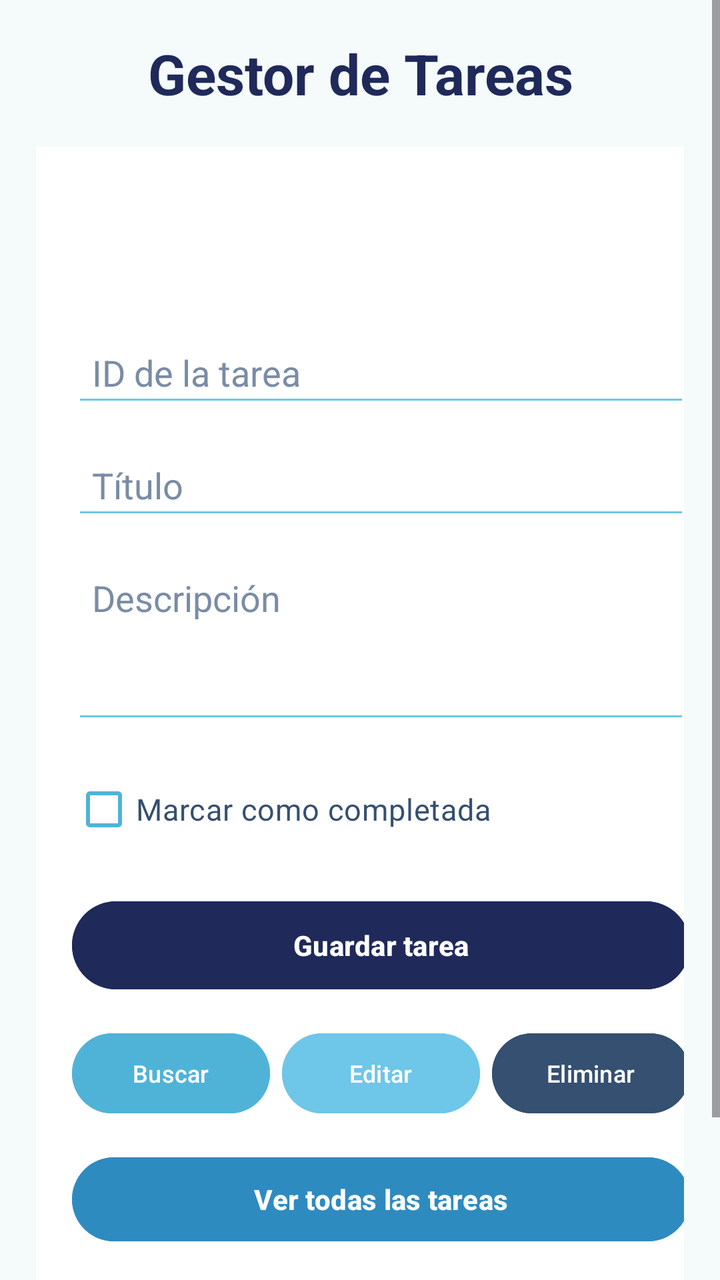
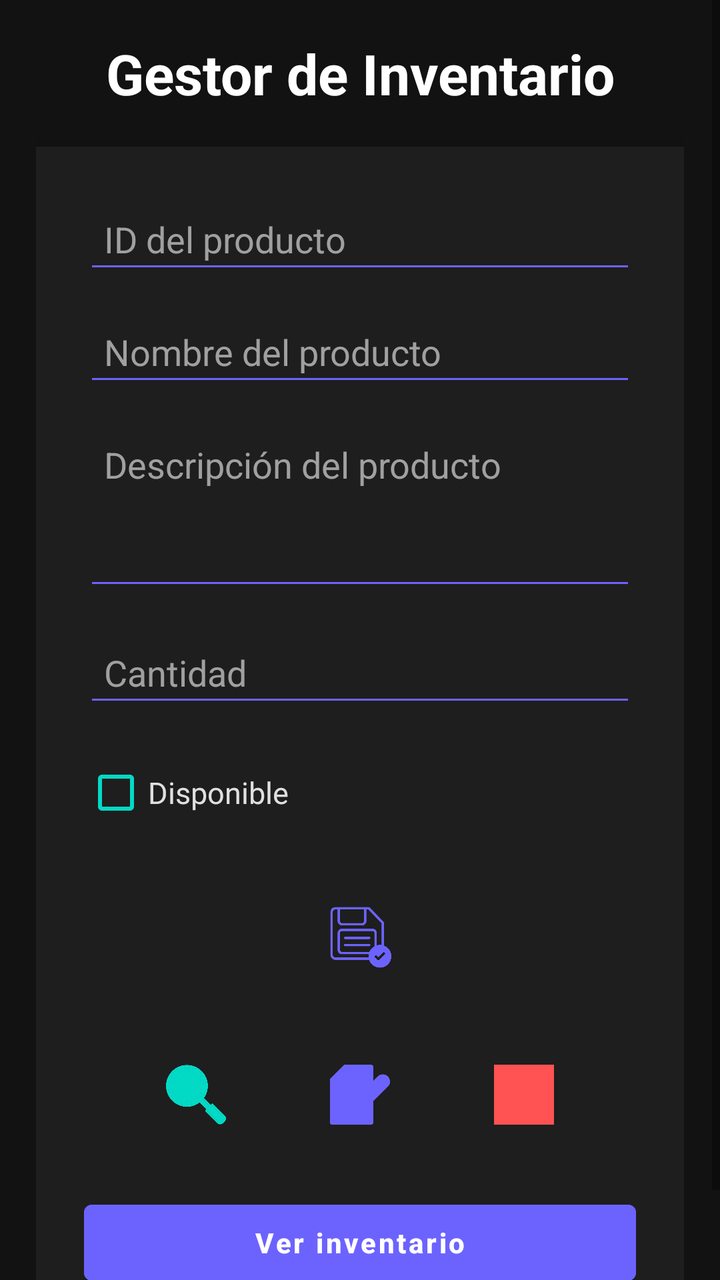

Screens rendered from an Android XML layout before and after an edit, with the pre-edit source and the edit as a unified diff.
<!-- AndroidManifest.xml: application theme Theme.ToDoListApp -->
<!-- res/layout/activity_main.xml -->
<?xml version="1.0" encoding="utf-8"?>
<ScrollView
    xmlns:android="http://schemas.android.com/apk/res/android"
    xmlns:app="http://schemas.android.com/apk/res-auto"
    android:layout_width="match_parent"
    android:layout_height="match_parent"
    android:fillViewport="true"
    android:background="#F5FAFB">

    <LinearLayout
        android:layout_width="match_parent"
        android:layout_height="match_parent"
        android:orientation="vertical"
        android:padding="18dp">

        <TextView
            android:layout_width="match_parent"
            android:layout_height="wrap_content"
            android:layout_marginBottom="18dp"
            android:text="Gestor de Tareas"
            android:textAlignment="center"
            android:textColor="#1F2A5A"
            android:textSize="28sp"
            android:textStyle="bold" />

        <LinearLayout
            android:layout_width="345dp"
            android:layout_height="642dp"
            android:background="#FFFFFF"
            android:gravity="center_vertical"
            android:orientation="vertical"
            android:padding="18dp">

            <EditText
                android:id="@+id/etId"
                android:layout_width="match_parent"
                android:layout_height="wrap_content"
                android:layout_marginBottom="12dp"
                android:backgroundTint="#6EC6E8"
                android:hint="ID de la tarea"
                android:inputType="number"
                android:padding="10dp"
                android:textColor="#2E3A59"
                android:textColorHint="#7A8CA5" />

            <EditText
                android:id="@+id/etTitulo"
                android:layout_width="match_parent"
                android:layout_height="wrap_content"
                android:layout_marginBottom="12dp"
                android:backgroundTint="#6EC6E8"
                android:hint="Título"
                android:inputType="textCapSentences"
                android:padding="10dp"
                android:textColor="#2E3A59"
                android:textColorHint="#7A8CA5" />

            <EditText
                android:id="@+id/etDescripcion"
                android:layout_width="match_parent"
                android:layout_height="90dp"
                android:layout_marginBottom="14dp"
                android:backgroundTint="#6EC6E8"
                android:gravity="top"
                android:hint="Descripción"
                android:inputType="textMultiLine"
                android:padding="10dp"
                android:textColor="#2E3A59"
                android:textColorHint="#7A8CA5" />

            <CheckBox
                android:id="@+id/cbCompletada"
                android:layout_width="wrap_content"
                android:layout_height="wrap_content"
                android:layout_marginBottom="18dp"
                android:buttonTint="#4FB3D8"
                android:text="Marcar como completada"
                android:textColor="#355070"
                android:textSize="15sp" />

            <Button
                android:id="@+id/btnGuardar"
                android:layout_width="match_parent"
                android:layout_height="52dp"
                android:layout_marginBottom="14dp"
                android:backgroundTint="#1F2A5A"
                android:text="Guardar tarea"
                android:textAllCaps="false"
                android:textColor="#FFFFFF"
                android:textStyle="bold" />

            <LinearLayout
                android:layout_width="match_parent"
                android:layout_height="wrap_content"
                android:layout_marginBottom="14dp"
                android:orientation="horizontal"
                android:weightSum="3">

                <Button
                    android:id="@+id/btnBuscar"
                    android:layout_width="0dp"
                    android:layout_height="48dp"
                    android:layout_marginEnd="4dp"
                    android:layout_weight="1"
                    android:backgroundTint="#4FB3D8"
                    android:text="Buscar"
                    android:textAllCaps="false"
                    android:textColor="#FFFFFF"
                    android:textSize="12sp" />

                <Button
                    android:id="@+id/btnEditar"
                    android:layout_width="0dp"
                    android:layout_height="48dp"
                    android:layout_marginStart="2dp"
                    android:layout_marginEnd="2dp"
                    android:layout_weight="1"
                    android:backgroundTint="#6EC6E8"
                    android:text="Editar"
                    android:textAllCaps="false"
                    android:textColor="#FFFFFF"
                    android:textSize="12sp" />

                <Button
                    android:id="@+id/btnEliminar"
                    android:layout_width="0dp"
                    android:layout_height="48dp"
                    android:layout_marginStart="4dp"
                    android:layout_weight="1"
                    android:backgroundTint="#355070"
                    android:text="Eliminar"
                    android:textAllCaps="false"
                    android:textColor="#FFFFFF"
                    android:textSize="12sp" />

            </LinearLayout>

            <Button
                android:id="@+id/btnVerTodas"
                android:layout_width="match_parent"
                android:layout_height="50dp"
                android:backgroundTint="#2E8BC0"
                android:text="Ver todas las tareas"
                android:textAllCaps="false"
                android:textColor="#FFFFFF"
                android:textStyle="bold" />

        </LinearLayout>

    </LinearLayout>

</ScrollView>
<!-- resources referenced by this layout -->
<resources>
  <style name="Theme.ToDoListApp" parent="Base.Theme.ToDoListApp" />
  <style name="Base.Theme.ToDoListApp" parent="Theme.Material3.DayNight.NoActionBar">
          
          
      </style>
</resources>

<!-- the commit's change to res/layout/activity_main.xml (unified diff, before → after) -->
@@ -1,15 +1,15 @@
 <?xml version="1.0" encoding="utf-8"?>
-<ScrollView
-    xmlns:android="http://schemas.android.com/apk/res/android"
+<ScrollView xmlns:android="http://schemas.android.com/apk/res/android"
     xmlns:app="http://schemas.android.com/apk/res-auto"
     android:layout_width="match_parent"
     android:layout_height="match_parent"
     android:fillViewport="true"
-    android:background="#F5FAFB">
+    android:background="@color/dark_background">
 
     <LinearLayout
         android:layout_width="match_parent"
-        android:layout_height="match_parent"
+        android:layout_height="wrap_content"
+        android:gravity="center"
         android:orientation="vertical"
         android:padding="18dp">
 
@@ -17,136 +17,145 @@
             android:layout_width="match_parent"
             android:layout_height="wrap_content"
             android:layout_marginBottom="18dp"
-            android:text="Gestor de Tareas"
+            android:text="Gestor de Inventario"
             android:textAlignment="center"
-            android:textColor="#1F2A5A"
+            android:textColor="@color/white"
             android:textSize="28sp"
             android:textStyle="bold" />
 
         <LinearLayout
-            android:layout_width="345dp"
-            android:layout_height="642dp"
-            android:background="#FFFFFF"
-            android:gravity="center_vertical"
+            android:layout_width="match_parent"
+            android:layout_height="wrap_content"
+            android:background="@color/dark_surface"
             android:orientation="vertical"
-            android:padding="18dp">
+            android:padding="24dp"
+            android:elevation="8dp">
 
             <EditText
                 android:id="@+id/etId"
                 android:layout_width="match_parent"
                 android:layout_height="wrap_content"
                 android:layout_marginBottom="12dp"
-                android:backgroundTint="#6EC6E8"
-                android:hint="ID de la tarea"
+                android:backgroundTint="@color/soft_purple"
+                android:hint="ID del producto"
                 android:inputType="number"
                 android:padding="10dp"
-                android:textColor="#2E3A59"
-                android:textColorHint="#7A8CA5" />
+                android:textColor="@color/white"
+                android:textColorHint="#A0A0A0" />
 
             <EditText
                 android:id="@+id/etTitulo"
                 android:layout_width="match_parent"
                 android:layout_height="wrap_content"
                 android:layout_marginBottom="12dp"
-                android:backgroundTint="#6EC6E8"
-                android:hint="Título"
+                android:backgroundTint="@color/soft_purple"
+                android:hint="Nombre del producto"
                 android:inputType="textCapSentences"
                 android:padding="10dp"
-                android:textColor="#2E3A59"
-                android:textColorHint="#7A8CA5" />
+                android:textColor="@color/white"
+                android:textColorHint="#A0A0A0" />
 
             <EditText
                 android:id="@+id/etDescripcion"
                 android:layout_width="match_parent"
                 android:layout_height="90dp"
                 android:layout_marginBottom="14dp"
-                android:backgroundTint="#6EC6E8"
+                android:backgroundTint="@color/soft_purple"
                 android:gravity="top"
-                android:hint="Descripción"
+                android:hint="Descripción del producto"
                 android:inputType="textMultiLine"
                 android:padding="10dp"
-                android:textColor="#2E3A59"
-                android:textColorHint="#7A8CA5" />
+                android:textColor="@color/white"
+                android:textColorHint="#A0A0A0" />
+
+            <EditText
+                android:id="@+id/etCantidad"
+                android:layout_width="match_parent"
+                android:layout_height="wrap_content"
+                android:layout_marginBottom="14dp"
+                android:backgroundTint="@color/soft_purple"
+                android:hint="Cantidad"
+                android:inputType="number"
+                android:padding="10dp"
+                android:textColor="@color/white"
+                android:textColorHint="#A0A0A0" />
 
             <CheckBox
                 android:id="@+id/cbCompletada"
                 android:layout_width="wrap_content"
                 android:layout_height="wrap_content"
                 android:layout_marginBottom="18dp"
-                android:buttonTint="#4FB3D8"
-                android:text="Marcar como completada"
-                android:textColor="#355070"
+                android:buttonTint="@color/dark_secondary"
+                android:text="Disponible"
+                android:textColor="#E0E0E0"
                 android:textSize="15sp" />
 
-            <Button
+            <ImageButton
                 android:id="@+id/btnGuardar"
-                android:layout_width="match_parent"
-                android:layout_height="52dp"
-                android:layout_marginBottom="14dp"
-                android:backgroundTint="#1F2A5A"
-                android:text="Guardar tarea"
-                android:textAllCaps="false"
-                android:textColor="#FFFFFF"
-                android:textStyle="bold" />
+                android:layout_width="60dp"
+                android:layout_height="60dp"
+                android:layout_gravity="center"
+                android:layout_marginBottom="24dp"
+                android:padding="12dp"
+                android:scaleType="fitCenter"
+                android:background="?attr/selectableItemBackgroundBorderless"
+                android:contentDescription="Guardar Producto"
+                android:src="@drawable/guardar"
+                app:tint="@color/soft_purple" />
 
             <LinearLayout
                 android:layout_width="match_parent"
                 android:layout_height="wrap_content"
-                android:layout_marginBottom="14dp"
+                android:gravity="center"
                 android:orientation="horizontal"
-                android:weightSum="3">
+                android:layout_marginBottom="24dp">
 
-                <Button
+                <ImageButton
                     android:id="@+id/btnBuscar"
-                    android:layout_width="0dp"
-                    android:layout_height="48dp"
-                    android:layout_marginEnd="4dp"
-                    android:layout_weight="1"
-                    android:backgroundTint="#4FB3D8"
-                    android:text="Buscar"
-                    android:textAllCaps="false"
-                    android:textColor="#FFFFFF"
-                    android:textSize="12sp" />
+                    android:layout_width="50dp"
+                    android:layout_height="50dp"
+                    android:layout_marginHorizontal="16dp"
+                    android:padding="10dp"
+                    android:scaleType="fitCenter"
+                    android:background="?attr/selectableItemBackgroundBorderless"
+                    android:contentDescription="Buscar"
+                    android:src="@drawable/buscar"
+                    app:tint="@color/dark_secondary" />
 
-                <Button
+                <ImageButton
                     android:id="@+id/btnEditar"
-                    android:layout_width="0dp"
-                    android:layout_height="48dp"
-                    android:layout_marginStart="2dp"
-                    android:layout_marginEnd="2dp"
-                    android:layout_weight="1"
-                    android:backgroundTint="#6EC6E8"
-                    android:text="Editar"
-                    android:textAllCaps="false"
-                    android:textColor="#FFFFFF"
-                    android:textSize="12sp" />
+                    android:layout_width="50dp"
+                    android:layout_height="50dp"
+                    android:layout_marginHorizontal="16dp"
+                    android:padding="10dp"
+                    android:scaleType="fitCenter"
+                    android:background="?attr/selectableItemBackgroundBorderless"
+                    android:contentDescription="Editar"
+                    android:src="@drawable/edit"
+                    app:tint="@color/soft_purple" />
 
-                <Button
+                <ImageButton
                     android:id="@+id/btnEliminar"
-                    android:layout_width="0dp"
-                    android:layout_height="48dp"
-                    android:layout_marginStart="4dp"
-                    android:layout_weight="1"
-                    android:backgroundTint="#355070"
-                    android:text="Eliminar"
-                    android:textAllCaps="false"
-                    android:textColor="#FFFFFF"
-                    android:textSize="12sp" />
-
+                    android:layout_width="50dp"
+                    android:layout_height="50dp"
+                    android:layout_marginHorizontal="16dp"
+                    android:padding="10dp"
+                    android:scaleType="fitCenter"
+                    android:background="?attr/selectableItemBackgroundBorderless"
+                    android:contentDescription="Eliminar"
+                    android:src="@drawable/delete"
+                    app:tint="#FF5252" />
             </LinearLayout>
 
             <Button
                 android:id="@+id/btnVerTodas"
                 android:layout_width="match_parent"
                 android:layout_height="50dp"
-                android:backgroundTint="#2E8BC0"
-                android:text="Ver todas las tareas"
+                android:backgroundTint="@color/soft_purple"
+                android:text="Ver inventario"
                 android:textAllCaps="false"
-                android:textColor="#FFFFFF"
+                android:textColor="@color/white"
                 android:textStyle="bold" />
-
         </LinearLayout>
-
     </LinearLayout>
-
 </ScrollView>
<!-- resource entries referenced after the edit -->
@@ -1,9 +1,43 @@
 <!-- resources referenced by this layout -->
 <resources>
-  <style name="Theme.ToDoListApp" parent="Base.Theme.ToDoListApp" />
-  <style name="Base.Theme.ToDoListApp" parent="Theme.Material3.DayNight.NoActionBar">
+  <color name="dark_background">#121212</color>
+  <color name="dark_secondary">#03DAC6</color>
+  <color name="dark_surface">#1E1E1E</color>
+  <color name="soft_purple">#6C63FF</color>
+  <color name="white">#FFFFFFFF</color>
+  <!-- drawable buscar: png bitmap (drawable, 37907 bytes) -->
+  <!-- drawable delete: png bitmap (drawable, 9578 bytes) -->
+  <!-- drawable edit: png bitmap (drawable, 15759 bytes) -->
+  <!-- drawable guardar: png bitmap (drawable, 14923 bytes) -->
+  <style name="Theme.ToDoListApp" parent="Theme.MaterialComponents.DayNight.NoActionBar">
           
+          <item name="colorPrimary">@color/soft_purple</item>
+          <item name="colorPrimaryVariant">@color/dark_primary_variant</item>
+          <item name="colorOnPrimary">@color/white</item>
+  
           
+          <item name="colorSecondary">@color/dark_secondary</item>
+          <item name="colorSecondaryVariant">@color/dark_secondary_variant</item>
+          <item name="colorOnSecondary">@color/black</item>
+  
+          
+          <item name="android:windowBackground">@color/dark_background</item>
+          <item name="colorSurface">@color/dark_surface</item>
+          <item name="colorOnSurface">@color/white</item>
+  
+          
+          <item name="android:statusBarColor">@color/dark_background</item>
+  
+          
+          <item name="editTextStyle">@style/CustomEditTextStyle</item>
+      </style>
+  <color name="dark_primary_variant">#3700B3</color>
+  <color name="dark_secondary_variant">#03DAC6</color>
+  <color name="black">#FF000000</color>
+  <style name="CustomEditTextStyle" parent="Widget.AppCompat.EditText">
+          <item name="android:backgroundTint">@color/soft_purple</item>
+          <item name="android:textColor">@color/white</item>
+          <item name="android:textColorHint">#A0A0A0</item>
       </style>
 </resources>
 
